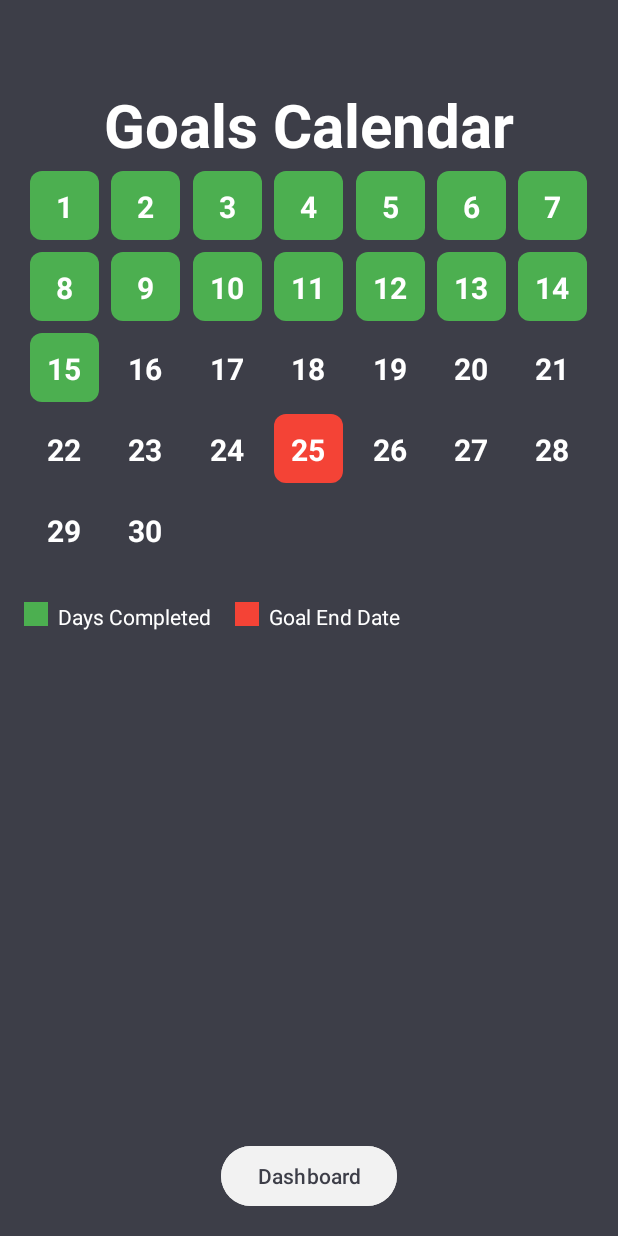
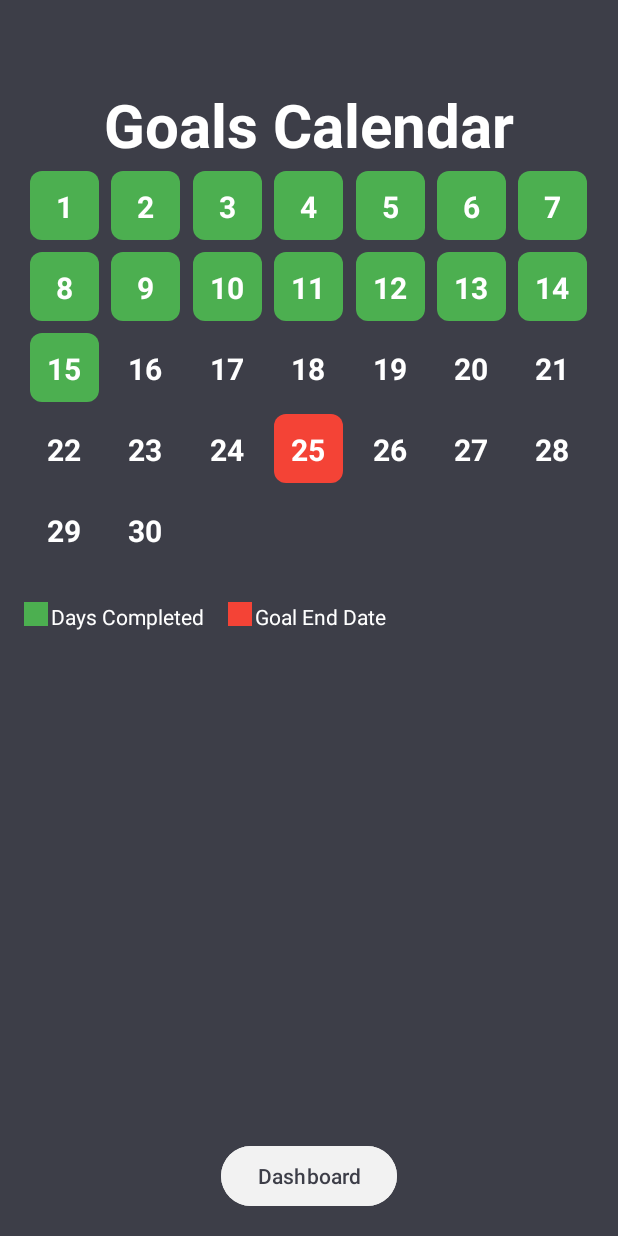
Before and after one commit to melodiouscoast7/FusionDaily, an Android app: the CalendarActivity screen opened directly, with no data from a screen before it, on a phone screen of 412 x 824 dp. Run offline under Robolectric (Android 15) with nearby library versions, the phone set to English and light mode, and no system bars; Roboto replaces fonts that are not available here.

Commit message:
Refactored Code in the calendar activity and it's layout files to make it cleaner and add more comments for clarity.

```diff
--- a/app/src/main/java/com/example/fusiondailytest/CalendarActivity.java
+++ b/app/src/main/java/com/example/fusiondailytest/CalendarActivity.java
@@ -13,25 +13,23 @@ import java.util.List;
 import java.util.Set;
 
 public class CalendarActivity extends AppCompatActivity {
-    private ViewPager2 pager;
-    private final int streakDays = 15;  // Example streak length
-    private Calendar goalEndCal;
-    private Set<Long> streakSet;
 
     @Override
     protected void onCreate(Bundle savedInstanceState) {
         super.onCreate(savedInstanceState);
         setContentView(R.layout.activity_calendar);
 
-        // Example goal end date: today + 10 days
-        goalEndCal = Calendar.getInstance();
+        // This is an example, plug the user's goal end dates here.
+        Calendar goalEndCal = Calendar.getInstance();
         goalEndCal.add(Calendar.DAY_OF_MONTH, 10);
         zeroTime(goalEndCal);
 
         // Build streak set (last N days)
-        streakSet = new HashSet<>();
+        Set<Long> streakSet = new HashSet<>();
         Calendar c = Calendar.getInstance();
         zeroTime(c);
+        // Example streak length
+        int streakDays = 15;
         for (int i = 0; i < streakDays; i++) {
             streakSet.add(c.getTimeInMillis());
             c.add(Calendar.DAY_OF_MONTH, -1);
@@ -49,7 +47,7 @@ public class CalendarActivity extends AppCompatActivity {
             mCal.add(Calendar.MONTH, 1);
         }
 
-        pager = findViewById(R.id.calendarPager);
+        ViewPager2 pager = findViewById(R.id.calendarPager);
         CalendarPagerAdapter adapter = new CalendarPagerAdapter(
                 months, streakSet, goalEndCal.getTimeInMillis()
         );
--- a/app/src/main/java/com/example/fusiondailytest/CalendarAdapter.java
+++ b/app/src/main/java/com/example/fusiondailytest/CalendarAdapter.java
@@ -29,8 +29,8 @@ public class CalendarAdapter
     @NonNull @Override
     public DayViewHolder onCreateViewHolder(@NonNull ViewGroup parent, int viewType) {
         View v = LayoutInflater.from(parent.getContext())
-                .inflate(R.layout.item_calendar_day, parent, false);
-        int width = parent.getMeasuredWidth() / 7;
+                .inflate(R.layout.item_calendar_day, parent, false); // Inflate the layout for each day
+        int width = parent.getMeasuredWidth() / 7; // Calculate the width for each day
         v.setLayoutParams(new RecyclerView.LayoutParams(width, width));
         return new DayViewHolder(v);
     }
@@ -39,20 +39,26 @@ public class CalendarAdapter
     public void onBindViewHolder(@NonNull DayViewHolder holder, int pos) {
         long millis = daysInMillis.get(pos);
         Calendar c = Calendar.getInstance();
-        c.setTimeInMillis(millis);
+        c.setTimeInMillis(millis); // Set the Calendar's time to the current day
         int day = c.get(Calendar.DAY_OF_MONTH);
         holder.dayNumber.setText(String.valueOf(day));
 
-        // Reset tint
+        // Reset tint to transparent by default for every day, in case it was previously colored
         holder.dayBackground.setBackgroundTintList(
                 ColorStateList.valueOf(Color.TRANSPARENT));
 
-        // Green for streak days
+        /*
+         * Set background tint to green for streak days.
+         * streakDays is a set of millis, so we check if the current day's millis are in the set
+         * If it is, it means the day is part of the streak and needs to be colored green
+         */
         if (streakDays.contains(millis)) {
             holder.dayBackground.setBackgroundTintList(
                     ColorStateList.valueOf(Color.parseColor("#4CAF50")));
         }
-        // Red for goal end date
+        /*
+         * Set background tint to red for the goal end date.
+         */
         if (millis == goalEndMillis) {
             holder.dayBackground.setBackgroundTintList(
                     ColorStateList.valueOf(Color.parseColor("#F44336")));
--- a/app/src/main/res/layout/activity_calendar.xml
+++ b/app/src/main/res/layout/activity_calendar.xml
@@ -13,7 +13,7 @@
         android:layout_height="wrap_content"
         android:layout_marginTop="40dp"
         android:gravity="center"
-        android:text="Goals Calendar"
+        android:text="@string/goals_calendar"
         android:textColor="@color/white"
         android:textSize="40sp"
         android:textStyle="bold"
@@ -55,8 +55,9 @@
             <TextView
                 android:layout_width="wrap_content"
                 android:layout_height="wrap_content"
-                android:paddingEnd="16dp"
-                android:text="  Days Completed"
+                android:layout_marginStart="2dp"
+                android:layout_marginEnd="16dp"
+                android:text="@string/days_completed"
                 android:textColor="@android:color/white" />
 
             <View
@@ -67,7 +68,8 @@
             <TextView
                 android:layout_width="wrap_content"
                 android:layout_height="wrap_content"
-                android:text="  Goal End Date"
+                android:layout_marginStart="2dp"
+                android:text="@string/goal_end_date"
                 android:textColor="@android:color/white" />
         </LinearLayout>
     </LinearLayout>
--- a/app/src/main/res/values/strings.xml
+++ b/app/src/main/res/values/strings.xml
@@ -78,5 +78,8 @@
         <string name="mental_health">Mental Health</string>
         <string name="personalized_resources">Personalized Resources</string>
         <string name="resourceToDashboard_button">Dashboard</string>
+    <string name="goals_calendar">Goals Calendar</string>
+    <string name="days_completed">Days Completed</string>
+    <string name="goal_end_date">Goal End Date</string>
 
 </resources>
```
Also changed, not shown: app/src/main/java/com/example/fusiondailytest/CalendarPagerAdapter.java (+8 -0 lines).
